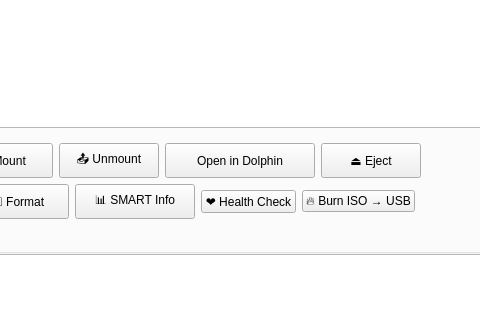
This is config/hypr/control_panel/backend/mainwindow.ui in XetalEngine/x_hyperland as Qt 5 draws it before an edit; both pictures show x 527 to 1007 and y 361 to 681 of the 1100 by 767 pixel window. The edited form follows.
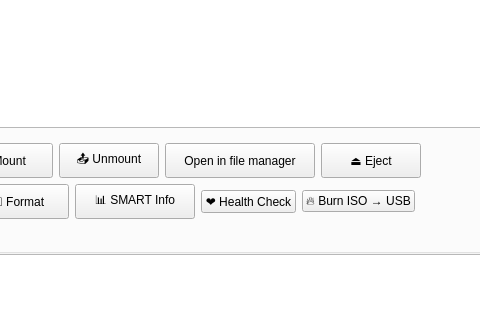
This is the edited form. The open tabs and pages were chosen to show the change. Custom widgets are drawn as their Qt base class.

Commit message: Custom File manager

```diff
--- a/config/hypr/control_panel/backend/mainwindow.ui
+++ b/config/hypr/control_panel/backend/mainwindow.ui
@@ -482,7 +482,7 @@
                 </size>
                </property>
                <property name="text">
-                <string>Open in Dolphin</string>
+                <string>Open in file manager</string>
                </property>
                <property name="toolTip">
                 <string>Browse the selected mounted partition in Dolphin.</string>
```
Left out of the diff: 2 changed lines with no effect on the pictures. The commit also changes 49 other files.
